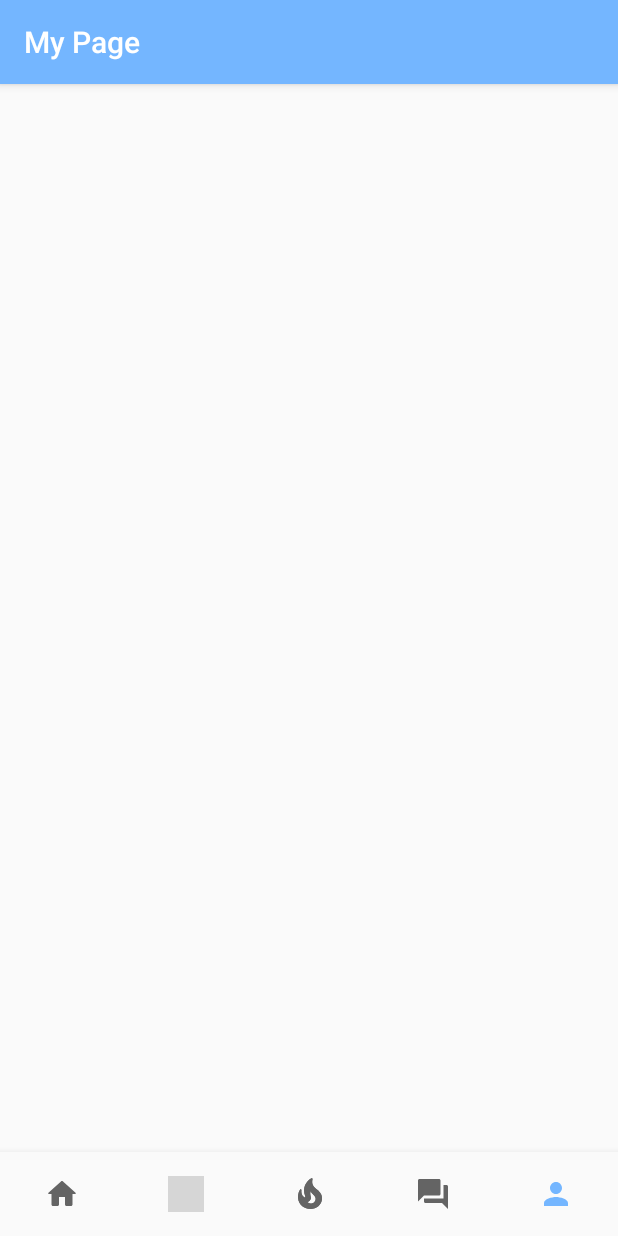
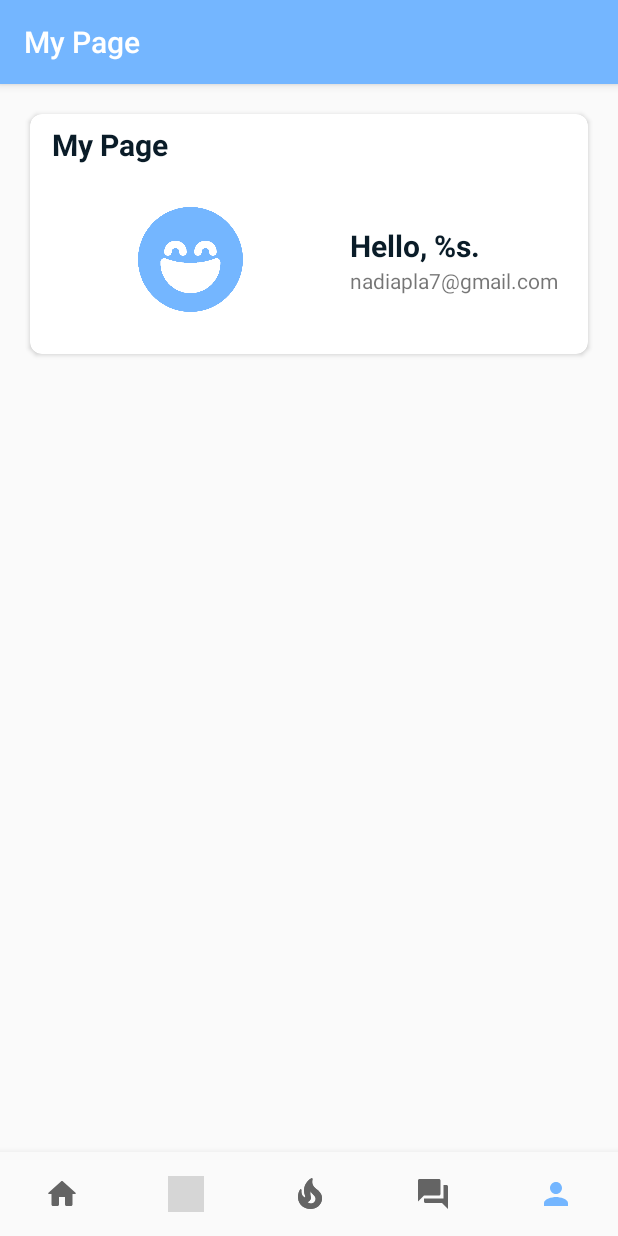
Before and after one commit to cream-paasta/newer_news_android, an Android app: the MyPageFragment screen opened through its navigation route, on a phone screen of 412 x 824 dp. Run offline under Robolectric (Android 15) with nearby library versions, the light colour scheme and no system bars; our stand-ins replace Dagger/Hilt's generated code, RxJava, navigation-ui; network calls fail; grey boxes are pictures that could not be loaded.

Commit message:
UI Modify

```diff
--- a/app/build.gradle
+++ b/app/build.gradle
@@ -67,7 +67,11 @@ dependencies {
     implementation 'com.squareup.retrofit2:retrofit:2.9.0'
     implementation 'com.squareup.retrofit2:adapter-rxjava3:2.9.0'
     implementation 'com.squareup.retrofit2:converter-gson:2.9.0'
-    implementation 'com.squareup.okhttp3:logging-interceptor:3.9.0'
+
+    implementation 'com.squareup.okhttp3:okhttp:4.9.0'
+    implementation 'com.squareup.okhttp3:logging-interceptor:4.9.0'
+    implementation 'com.squareup.okhttp3:okhttp-urlconnection:4.9.0'
+
     implementation 'com.google.code.gson:gson:2.8.7'
 
     implementation 'io.reactivex.rxjava3:rxjava:3.1.0'
--- a/app/src/main/res/drawable/splash.xml
+++ b/app/src/main/res/drawable/splash.xml
@@ -4,7 +4,7 @@
     <item android:drawable="@color/white"></item>
     <item>
         <bitmap
-            android:src="@drawable/newer_news_logo"
+            android:src="@drawable/newer_news_logo_new"
             android:gravity="center" />
     </item>
 </layer-list>
--- a/app/src/main/res/layout/activity_login.xml
+++ b/app/src/main/res/layout/activity_login.xml
@@ -12,8 +12,7 @@
         app:layout_constraintBottom_toBottomOf="parent"
         app:layout_constraintLeft_toLeftOf="parent"
         app:layout_constraintRight_toRightOf="parent"
-
-        android:src="@drawable/newer_news_logo"
+        android:src="@drawable/newer_news_logo_new"
         app:layout_constraintVertical_bias="0.1"/>
 
 
--- a/app/src/main/res/layout/fragment_my_page.xml
+++ b/app/src/main/res/layout/fragment_my_page.xml
@@ -1,6 +1,72 @@
 <?xml version="1.0" encoding="utf-8"?>
 <androidx.constraintlayout.widget.ConstraintLayout xmlns:android="http://schemas.android.com/apk/res/android"
     android:layout_width="match_parent"
-    android:layout_height="match_parent">
+    android:layout_height="match_parent"
+    xmlns:app="http://schemas.android.com/apk/res-auto">
+
+    <androidx.cardview.widget.CardView
+        android:layout_width="0dp"
+        android:layout_height="160dp"
+        app:layout_constraintTop_toTopOf="parent"
+        app:layout_constraintLeft_toLeftOf="parent"
+        app:layout_constraintRight_toRightOf="parent"
+        android:layout_margin="20dp"
+        app:cardCornerRadius="8dp">
+
+        <androidx.constraintlayout.widget.ConstraintLayout
+            android:layout_width="match_parent"
+            android:layout_height="match_parent">
+
+            <TextView
+                android:id="@+id/tv_my_page"
+                android:layout_width="wrap_content"
+                android:layout_height="wrap_content"
+                app:layout_constraintTop_toTopOf="parent"
+                app:layout_constraintBottom_toBottomOf="parent"
+                app:layout_constraintLeft_toLeftOf="parent"
+                app:layout_constraintRight_toRightOf="parent"
+                app:layout_constraintVertical_bias="0.05"
+                app:layout_constraintHorizontal_bias="0.05"
+                android:textColor="@color/default_text_color"
+                android:textStyle="bold"
+                android:textSize="20sp"
+                android:text="@string/my_page"/>
+
+            <ImageView
+                android:id="@+id/iv_my_page_image"
+                android:layout_width="70dp"
+                android:layout_height="70dp"
+                app:layout_constraintTop_toBottomOf="@id/tv_my_page"
+                app:layout_constraintBottom_toBottomOf="parent"
+                app:layout_constraintLeft_toLeftOf="parent"
+                app:layout_constraintRight_toLeftOf="@id/tv_my_page_name"
+                android:src="@drawable/ic_like_on"/>
+
+            <TextView
+                android:id="@+id/tv_my_page_name"
+                android:layout_width="wrap_content"
+                android:layout_height="wrap_content"
+                app:layout_constraintTop_toTopOf="@id/iv_my_page_image"
+                app:layout_constraintBottom_toTopOf="@id/tv_my_page_email"
+                app:layout_constraintLeft_toRightOf="@id/iv_my_page_image"
+                app:layout_constraintRight_toRightOf="parent"
+                android:textColor="@color/default_text_color"
+                app:layout_constraintVertical_chainStyle="packed"
+                android:textStyle="bold"
+                android:textSize="20sp"
+                android:text="@string/my_page_hello"/>
+
+            <TextView
+                android:id="@+id/tv_my_page_email"
+                android:layout_width="wrap_content"
+                android:layout_height="wrap_content"
+                app:layout_constraintTop_toBottomOf="@id/tv_my_page_name"
+                app:layout_constraintBottom_toBottomOf="@id/iv_my_page_image"
+                app:layout_constraintLeft_toLeftOf="@id/tv_my_page_name"
+                android:text="nadiapla7@gmail.com"/>
+
+        </androidx.constraintlayout.widget.ConstraintLayout>
+
+    </androidx.cardview.widget.CardView>
 
 </androidx.constraintlayout.widget.ConstraintLayout>
--- a/app/src/main/res/values/strings.xml
+++ b/app/src/main/res/values/strings.xml
@@ -40,4 +40,7 @@
     <string name="hot_location">Hot Location</string>
     <string name="hot_news">Hot News</string>
 
+    <string name="my_page">My Page</string>
+    <string name="my_page_hello">Hello, %s.</string>
+
 </resources>
```
Also changed, not shown: app/src/main/java/com/paasta/NewerNewsApplication.kt (+12 -0 lines), app/src/main/java/com/paasta/newernews/data/network/NetworkModule.kt (+8 -0 lines), app/src/main/java/com/paasta/newernews/data/network/SSLSocketFactoryHelper.kt (added, +54 -0 lines), app/src/main/res/layout/activity_onboarding.xml (+11 -5 lines), app/src/main/res/mipmap-hdpi/ic_launcher.png, app/src/main/res/mipmap-hdpi/ic_launcher_round.png (deleted), app/src/main/res/mipmap-mdpi/ic_launcher.png, app/src/main/res/mipmap-mdpi/ic_launcher_round.png (deleted), app/src/main/res/mipmap-xhdpi/ic_launcher.png, app/src/main/res/mipmap-xhdpi/ic_launcher_round.png (deleted), app/src/main/res/mipmap-xxhdpi/ic_launcher.png, app/src/main/res/mipmap-xxhdpi/ic_launcher_round.png (deleted), app/src/main/res/mipmap-xxxhdpi/ic_launcher.png, app/src/main/res/mipmap-xxxhdpi/ic_launcher_round.png (deleted), 1 other file.
